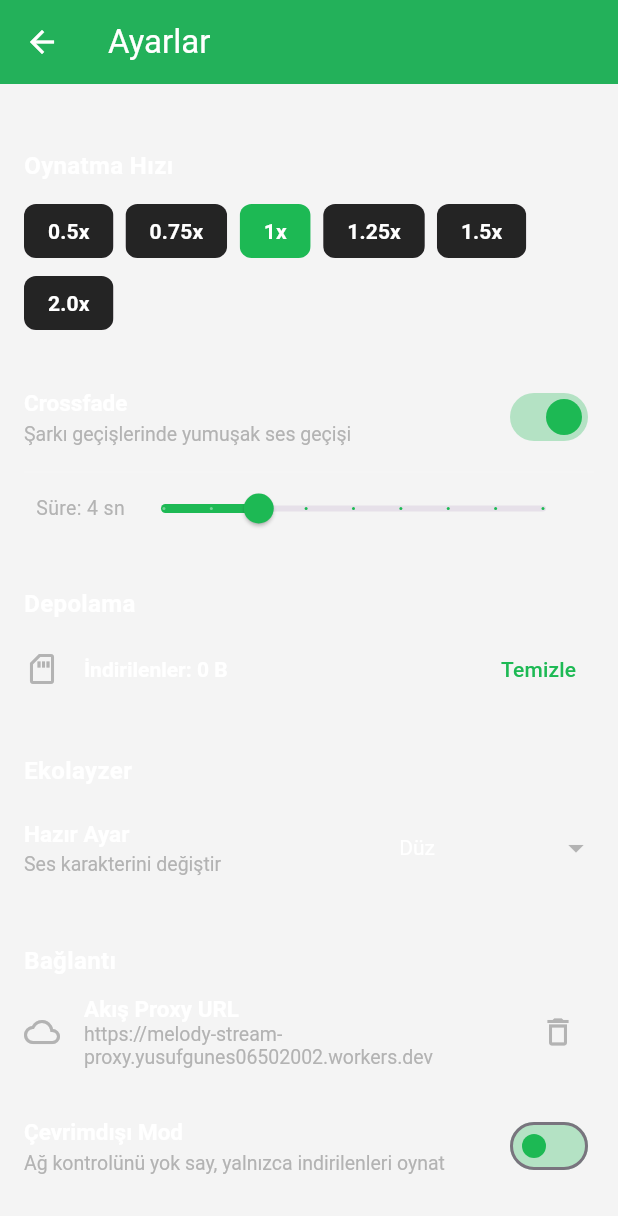
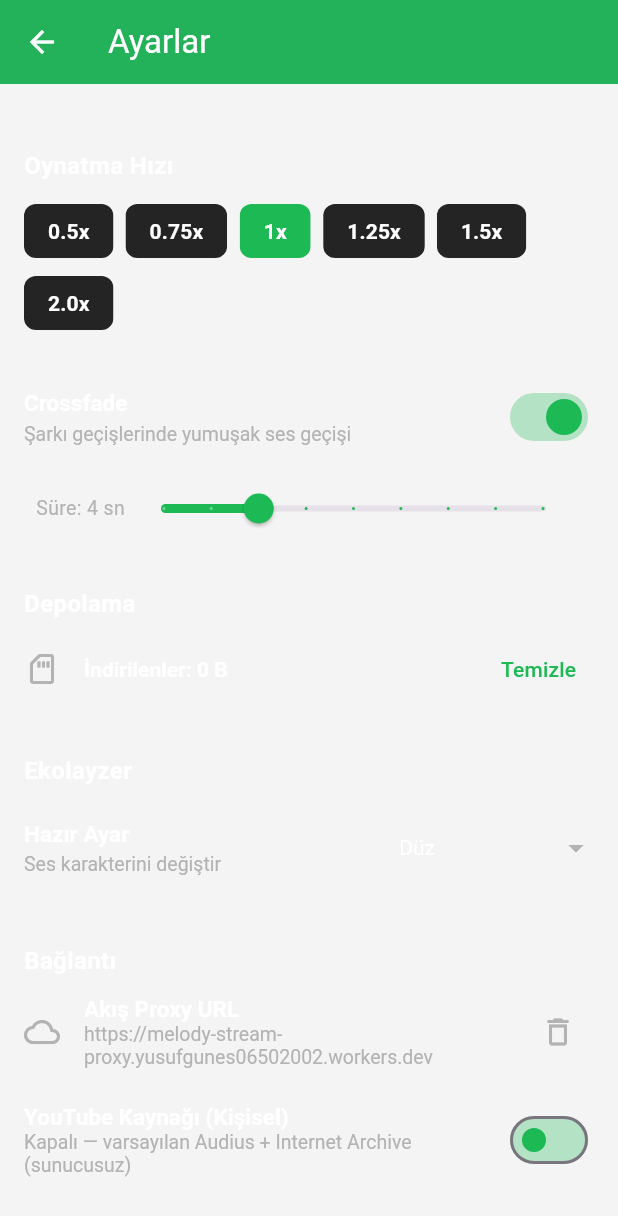
Before and after one commit to Arise1881/cloudtune, a Flutter app: the SettingsScreen screen opened by its route, scrolled down 495 dp, on a phone screen of 412 x 824 dp. Shown: the top 1216 px of the screen. Run offline on Flutter 3.47's test engine with Material 3 defaults, Android fonts, the phone set to English and light mode, and no system bars; our stand-ins replace cached_network_image, connectivity_plus, just_audio, just_audio_background, open_filex, package_info_plus and 3 more; missing offline and left inert: just_audio_media_kit, mqtt_client, youtube_explode_dart; accounts and stored records are empty; network calls fail.

Commit message:
feat(settings): YouTube kaynagini kisisel yap (varsayilan kapali -> Audius+IA sunucusuz)
- youtubeEnabledNotifier + SharedPreferences kalicilik (varsayilan false)
- MusicService.setYoutubeEnabled/loadYoutubeEnabled + main init
- search/stream/radio fallback'i YouTube kapaliyken engellenir
- settings: 'YouTube Kaynagi (Kisisel)' toggle

```diff
--- a/lib/main.dart
+++ b/lib/main.dart
@@ -75,6 +75,7 @@ void _warmUpServices() {
   }
   _safe('Kitaplık', () => LibraryStore.instance.init());
   _safe('Akış proxy', () => MusicService.loadStreamProxy());
+   _safe('YouTube kaynak', () => MusicService.loadYoutubeEnabled());
   _safe('Ses kalitesi', () => PlayerService.instance.loadQualityPref());
   _safe('Ekolayzer', () => EqualizerService.instance.init());
   _safe('Tema', () => ThemeService.instance.init());
--- a/lib/screens/settings_screen.dart
+++ b/lib/screens/settings_screen.dart
@@ -130,6 +130,20 @@ class SettingsScreen extends StatelessWidget {
             ValueListenableBuilder<String?>(
               valueListenable: MusicService.proxyNotifier,
               builder: (context, proxy, _) => _proxyTile(context, proxy),
+            ),
+            ValueListenableBuilder<bool>(
+              valueListenable: MusicService.youtubeEnabledNotifier,
+              builder: (context, enabled, _) => Padding(
+                padding: const EdgeInsets.symmetric(vertical: 8),
+                child: _toggleTile(
+                  title: 'YouTube Kaynağı (Kişisel)',
+                  subtitle: enabled
+                      ? 'YouTube arama ve akış açık — proxy gerekebilir'
+                      : 'Kapalı — varsayılan Audius + Internet Archive (sunucusuz)',
+                  value: enabled,
+                  onChanged: MusicService.setYoutubeEnabled,
+                ),
+              ),
             ),
             Padding(
               padding: const EdgeInsets.symmetric(vertical: 8),
```
Also changed, not shown: lib/services/music_service.dart (+31 -0 lines).
